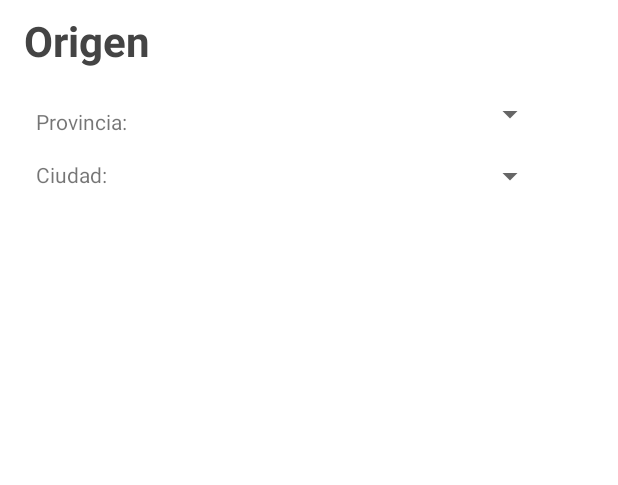
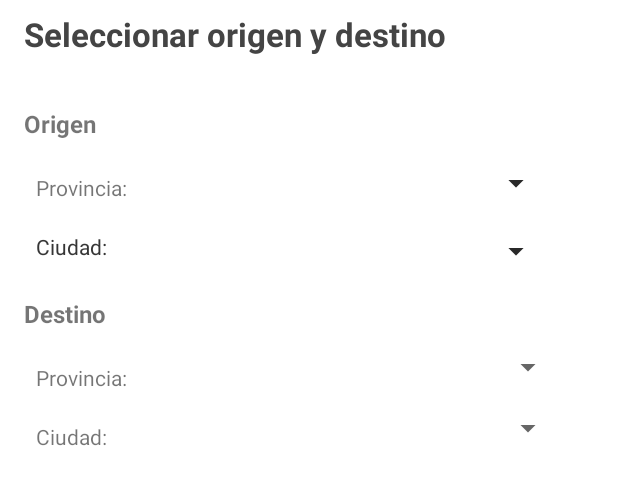
Before and after one commit to tobiolea97/carpooling, an Android app: the layout fragment_filtro_provincia_ciudad.xml on its own in the app's theme, with its tools: preview values and no code run, on a phone screen of 412 x 824 dp. Shown: the top 485 px of the screen. Run offline under Robolectric (Android 15) with nearby library versions, the phone set to English and light mode, and no system bars.

Commit message:
1) Busqueda de viajes y solicitudes. Version preeliminar sin errores

```diff
--- a/app/src/main/res/layout/fragment_filtro_provincia_ciudad.xml
+++ b/app/src/main/res/layout/fragment_filtro_provincia_ciudad.xml
@@ -13,43 +13,89 @@
         android:layout_height="wrap_content">
 
         <TextView
+            android:id="@+id/textView15"
+            android:layout_width="wrap_content"
+            android:layout_height="wrap_content"
+            android:layout_marginStart="24dp"
+            android:layout_marginTop="22dp"
+            android:text="Provincia: "
+            app:layout_constraintStart_toStartOf="parent"
+            app:layout_constraintTop_toBottomOf="@+id/textView14" />
+
+        <TextView
+            android:id="@+id/textView17"
+            android:layout_width="wrap_content"
+            android:layout_height="wrap_content"
+            android:layout_marginStart="24dp"
+            android:layout_marginTop="20dp"
+            android:text="Ciudad:"
+            app:layout_constraintStart_toStartOf="parent"
+            app:layout_constraintTop_toBottomOf="@+id/textView" />
+
+        <Spinner
+            android:id="@+id/spFragmentFiltroProvinciaCiudadCiudades2"
+            android:layout_width="252dp"
+            android:layout_height="25dp"
+            android:layout_marginStart="28dp"
+            android:layout_marginTop="20dp"
+            app:layout_constraintStart_toEndOf="@+id/textView"
+            app:layout_constraintTop_toBottomOf="@+id/spFragmentFiltroProvinciaCiudadProvincias" />
+
+        <Spinner
+            android:id="@+id/spFragmentFiltroProvinciaCiudadProvincias2"
+            android:layout_width="252dp"
+            android:layout_height="25dp"
+            android:layout_marginStart="28dp"
+            android:layout_marginTop="16dp"
+            app:layout_constraintStart_toEndOf="@+id/textView"
+            app:layout_constraintTop_toBottomOf="@+id/textView11" />
+
+        <TextView
             android:id="@+id/tvFiltroProvinciaCiudadTitulo"
             android:layout_width="0dp"
             android:layout_height="47dp"
             android:layout_marginStart="16dp"
             android:layout_marginTop="8dp"
-            android:text="Origen"
+            android:text="Seleccionar origen y destino"
             android:textColor="@color/gris"
-            android:textSize="28sp"
+            android:textSize="22sp"
             android:textStyle="bold"
             app:layout_constraintStart_toStartOf="parent"
             app:layout_constraintTop_toTopOf="parent" />
-
-        <TextView
-            android:id="@+id/textView"
-            android:layout_width="wrap_content"
-            android:layout_height="wrap_content"
-            android:layout_marginStart="24dp"
-            android:layout_marginTop="16dp"
-            android:text="Provincia: "
-            app:layout_constraintStart_toStartOf="parent"
-            app:layout_constraintTop_toBottomOf="@+id/tvFiltroProvinciaCiudadTitulo" />
 
         <Spinner
             android:id="@+id/spFragmentFiltroProvinciaCiudadProvincias"
             android:layout_width="252dp"
             android:layout_height="25dp"
-            android:layout_marginStart="24dp"
-            android:layout_marginTop="8dp"
+            android:layout_marginStart="28dp"
+            android:layout_marginTop="16dp"
             app:layout_constraintStart_toEndOf="@+id/textView"
-            app:layout_constraintTop_toBottomOf="@+id/tvFiltroProvinciaCiudadTitulo" />
+            app:layout_constraintTop_toBottomOf="@+id/textView11" />
+
+        <Spinner
+            android:id="@+id/spFragmentFiltroProvinciaCiudadProvincias3"
+            android:layout_width="252dp"
+            android:layout_height="25dp"
+            android:layout_marginStart="36dp"
+            android:layout_marginTop="52dp"
+            app:layout_constraintStart_toEndOf="@+id/textView15"
+            app:layout_constraintTop_toBottomOf="@+id/spFragmentFiltroProvinciaCiudadCiudades2" />
+
+        <Spinner
+            android:id="@+id/spFragmentFiltroProvinciaCiudadProvincias4"
+            android:layout_width="252dp"
+            android:layout_height="25dp"
+            android:layout_marginStart="36dp"
+            android:layout_marginTop="15dp"
+            app:layout_constraintStart_toEndOf="@+id/textView15"
+            app:layout_constraintTop_toBottomOf="@+id/spFragmentFiltroProvinciaCiudadProvincias3" />
 
         <Spinner
             android:id="@+id/spFragmentFiltroProvinciaCiudadCiudades"
             android:layout_width="252dp"
             android:layout_height="25dp"
-            android:layout_marginStart="24dp"
-            android:layout_marginTop="16dp"
+            android:layout_marginStart="28dp"
+            android:layout_marginTop="20dp"
             app:layout_constraintStart_toEndOf="@+id/textView"
             app:layout_constraintTop_toBottomOf="@+id/spFragmentFiltroProvinciaCiudadProvincias" />
 
@@ -58,11 +104,55 @@
             android:layout_width="wrap_content"
             android:layout_height="wrap_content"
             android:layout_marginStart="24dp"
-            android:layout_marginTop="16dp"
+            android:layout_marginTop="20dp"
             android:text="Ciudad:"
             app:layout_constraintStart_toStartOf="parent"
             app:layout_constraintTop_toBottomOf="@+id/textView" />
 
+        <TextView
+            android:id="@+id/textView"
+            android:layout_width="wrap_content"
+            android:layout_height="wrap_content"
+            android:layout_marginStart="24dp"
+            android:layout_marginTop="22dp"
+            android:text="Provincia: "
+            app:layout_constraintStart_toStartOf="parent"
+            app:layout_constraintTop_toBottomOf="@+id/textView11" />
+
+        <TextView
+            android:id="@+id/textView11"
+            android:layout_width="wrap_content"
+            android:layout_height="wrap_content"
+            android:layout_marginStart="16dp"
+            android:layout_marginTop="16dp"
+            android:text="Origen"
+            android:textSize="16sp"
+            android:textStyle="bold"
+            app:layout_constraintStart_toStartOf="parent"
+            app:layout_constraintTop_toBottomOf="@+id/tvFiltroProvinciaCiudadTitulo" />
+
+        <TextView
+            android:id="@+id/textView14"
+            android:layout_width="wrap_content"
+            android:layout_height="wrap_content"
+            android:layout_marginStart="16dp"
+            android:layout_marginTop="24dp"
+            android:text="Destino"
+            android:textSize="16sp"
+            android:textStyle="bold"
+            app:layout_constraintStart_toStartOf="parent"
+            app:layout_constraintTop_toBottomOf="@+id/textView2" />
+
+        <TextView
+            android:id="@+id/textView18"
+            android:layout_width="wrap_content"
+            android:layout_height="wrap_content"
+            android:layout_marginStart="24dp"
+            android:layout_marginTop="20dp"
+            android:text="Ciudad:"
+            app:layout_constraintStart_toStartOf="parent"
+            app:layout_constraintTop_toBottomOf="@+id/textView15" />
+
     </androidx.constraintlayout.widget.ConstraintLayout>
 
 </FrameLayout>
```
Also changed, not shown: app/src/main/java/utn/frgp/edu/ar/carpooling/Buscar.java (+109 -11 lines), app/src/main/res/layout/activity_buscar.xml (+58 -36 lines).
